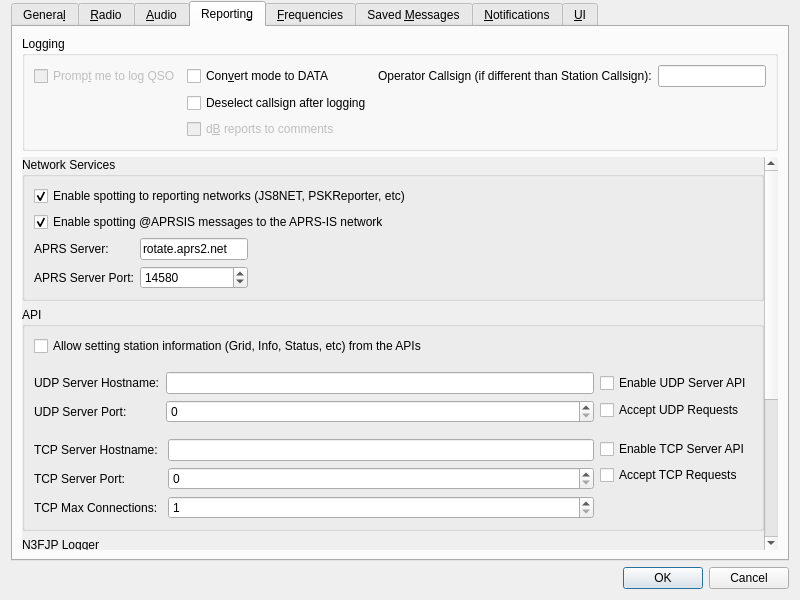
qcmiao1998/js8call, file Configuration.ui: the form before one commit.
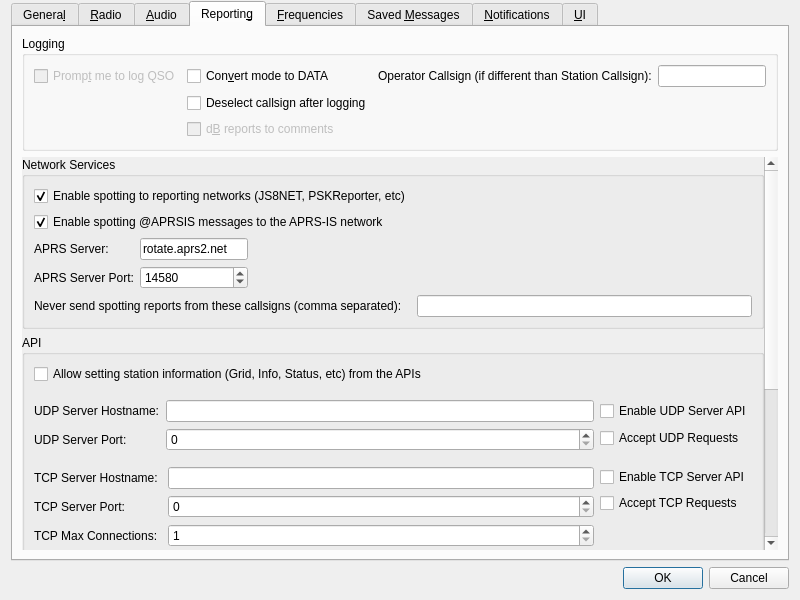
The form after the commit. The open tabs and pages were chosen to show the change.

Commit message: Added ability to block spotting of specific callsigns if desired

What changed in the file:
```diff
--- a/Configuration.ui
+++ b/Configuration.ui
@@ -2461,7 +2461,7 @@
             <x>0</x>
             <y>0</y>
             <width>746</width>
-            <height>722</height>
+            <height>753</height>
            </rect>
           </property>
           <layout class="QVBoxLayout" name="verticalLayout_30">
@@ -2571,6 +2571,16 @@
                 </item>
                </layout>
               </item>
+              <item row="3" column="0">
+               <widget class="QLabel" name="label_31">
+                <property name="text">
+                 <string>Never send spotting reports from these callsigns (comma separated):</string>
+                </property>
+               </widget>
+              </item>
+              <item row="3" column="1">
+               <widget class="QLineEdit" name="spot_blacklist_line_edit"/>
+              </item>
              </layout>
             </widget>
            </item>
```
Left out of the diff: 6 changed lines with no effect on the pictures. The commit also changes 3 other files.
